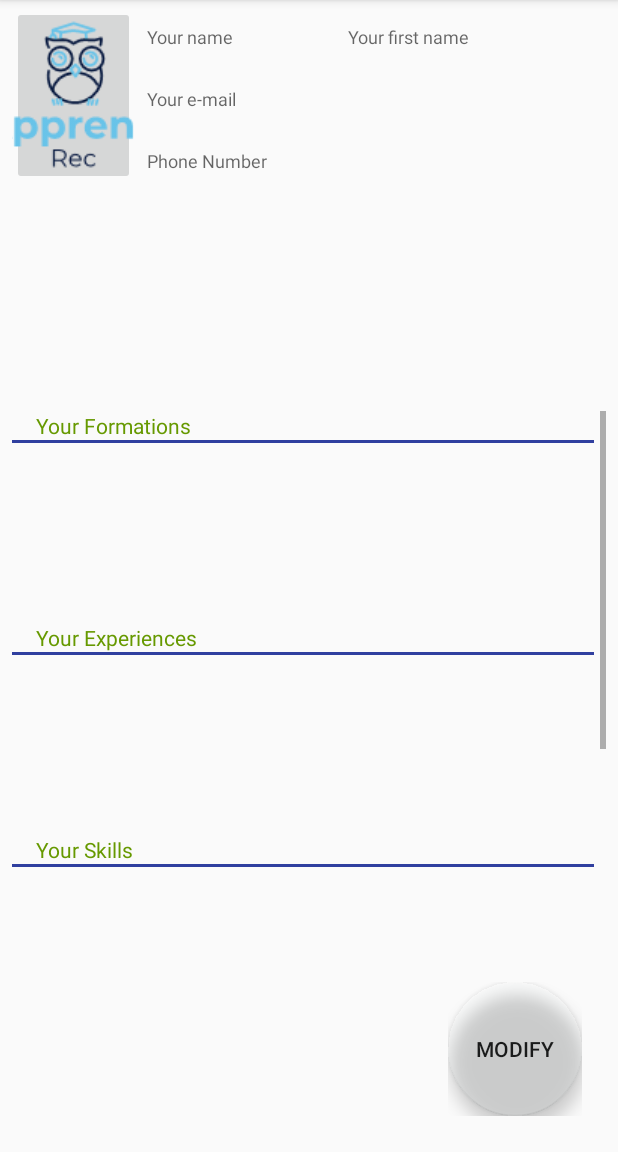
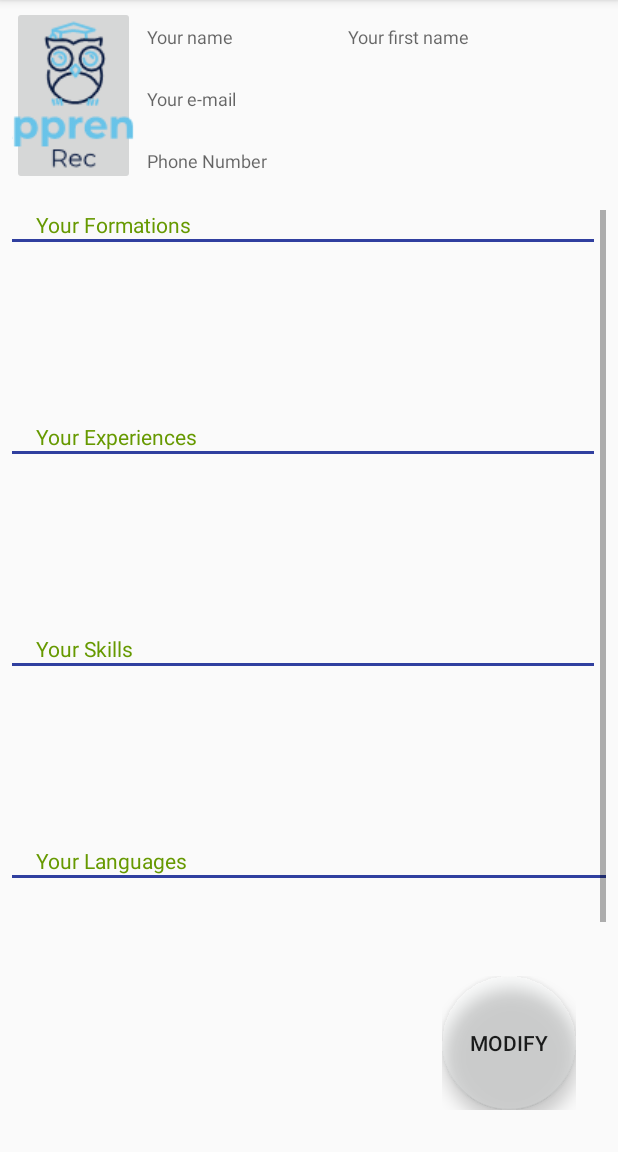
Before and after one commit to marinnaB/ApprentiRec, an Android app: the ConsultCV screen opened directly, with no data from a screen before it, on a phone screen of 412 x 824 dp, the part 84-1236 px from its top. Run offline under Robolectric (Android 15) with nearby library versions, the phone set to English and light mode, and no system bars; our stand-ins replace Firebase (no records; nobody signed in at launch, a user with empty details on screens opened directly).

Commit message:
Fixing crash on HRProfileActivy on creating a new user

```diff
--- a/app/src/main/java/com/apprentirec/apprentirec/AccountActivity/HRProfileActivity.java
+++ b/app/src/main/java/com/apprentirec/apprentirec/AccountActivity/HRProfileActivity.java
@@ -31,15 +31,15 @@ public class HRProfileActivity extends AppCompatActivity {
         EmailUser = i.getStringExtra(LoginActivity.CLE);
         store = FirebaseFirestore.getInstance();
 
-        final TextView nameC = (TextView) findViewById(R.id.nameCandidate);
+        final TextView nameC = (TextView) findViewById(R.id.nameHR);
         Button seeJobsHr = (Button) findViewById(R.id.seeJobsHR);
 
-        final DocumentReference docRef = store.collection("Candidat").document(EmailUser);
+        final DocumentReference docRef = store.collection("RH").document(EmailUser);
         docRef.get().addOnCompleteListener(new OnCompleteListener<DocumentSnapshot>() {
             @Override
             public void onComplete(@NonNull Task<DocumentSnapshot> task) {
                 DocumentSnapshot document = task.getResult();
-                nameC.setText(document.get("nameC").toString() + " " + document.get("firstNameC").toString());
+                nameC.setText(document.get("nameHR").toString() + " " + document.get("firstNameHR").toString());
             }
         });
 
--- a/app/src/main/java/com/apprentirec/apprentirec/AccountActivity/SignupActivity.java
+++ b/app/src/main/java/com/apprentirec/apprentirec/AccountActivity/SignupActivity.java
@@ -167,7 +167,9 @@ public class SignupActivity extends AppCompatActivity {
                                                 finish();
                                             }
                                             else{
-                                                startActivity(new Intent(SignupActivity.this, HRProfileActivity.class));
+                                                Intent k = new Intent(SignupActivity.this, HRProfileActivity.class);
+                                                k.putExtra(CLE,email);
+                                                startActivity(k);
                                                 finish();
                                             }
                                         }
--- a/app/src/main/java/com/apprentirec/apprentirec/Offer_p/createOffer.java
+++ b/app/src/main/java/com/apprentirec/apprentirec/Offer_p/createOffer.java
@@ -117,14 +117,14 @@ public class createOffer extends AppCompatActivity {
                         .addOnSuccessListener(new OnSuccessListener<DocumentReference>() {
                             @Override
                             public void onSuccess(DocumentReference documentReference) {
-                                Toast.makeText(getApplicationContext(), "Resume created", Toast.LENGTH_SHORT).show();
+                                Toast.makeText(getApplicationContext(), "Offer created", Toast.LENGTH_SHORT).show();
                                 finish();
                             }
                         })
                         .addOnFailureListener(new OnFailureListener() {
                             @Override
                             public void onFailure(@NonNull Exception e) {
-                                Toast.makeText(getApplicationContext(), "Error Creating CV!", Toast.LENGTH_SHORT).show();
+                                Toast.makeText(getApplicationContext(), "Error Creating Offer!", Toast.LENGTH_SHORT).show();
                             }
                         });
             }
--- a/app/src/main/res/layout/activity_consult_cv.xml
+++ b/app/src/main/res/layout/activity_consult_cv.xml
@@ -79,49 +79,18 @@
         app:layout_constraintStart_toEndOf="@+id/text_prenomCandidat"
         app:layout_constraintTop_toTopOf="parent" />
 
-    <FrameLayout
-        android:layout_width="89dp"
-        android:layout_height="89dp"
-        android:layout_gravity="bottom|right"
-        android:layout_marginBottom="24dp"
-        android:layout_marginEnd="24dp"
-        android:layout_marginRight="24dp"
-        app:layout_constraintBottom_toBottomOf="parent"
-        app:layout_constraintEnd_toEndOf="parent">
-
-        <TextView
-            android:id="@+id/text_saveCV"
-            android:layout_width="wrap_content"
-            android:layout_height="wrap_content"
-            android:layout_gravity="center"
-            android:text="@string/Modify"
-            android:textAppearance="@style/TextAppearance.AppCompat.Button"
-            android:textSize="14sp"
-            android:visibility="visible" />
-
-        <android.support.design.widget.FloatingActionButton
-            android:id="@+id/ModifyCV"
-            android:layout_width="match_parent"
-            android:layout_height="match_parent"
-            android:layout_gravity="center"
-            app:backgroundTint="#0126ae90"
-            app:rippleColor="@color/bg_register" />
-
-    </FrameLayout>
-
     <ScrollView
         android:id="@+id/scrollView2"
         android:layout_width="0dp"
-        android:layout_height="352dp"
-        android:layout_marginBottom="8dp"
+        android:layout_height="0dp"
         android:layout_marginEnd="8dp"
         android:layout_marginLeft="8dp"
         android:layout_marginRight="8dp"
         android:layout_marginStart="8dp"
         android:layout_marginTop="8dp"
-        app:layout_constraintBottom_toBottomOf="parent"
+        app:layout_constraintBottom_toTopOf="@+id/frameLayout"
         app:layout_constraintEnd_toEndOf="parent"
-        app:layout_constraintHorizontal_bias="0.795"
+        app:layout_constraintHorizontal_bias="0.62"
         app:layout_constraintStart_toStartOf="parent"
         app:layout_constraintTop_toBottomOf="@+id/text_numCandidat">
 
@@ -253,4 +222,35 @@
 
     </ScrollView>
 
+    <FrameLayout
+        android:id="@+id/frameLayout"
+        android:layout_width="89dp"
+        android:layout_height="89dp"
+        android:layout_gravity="bottom|right"
+        android:layout_marginBottom="28dp"
+        android:layout_marginEnd="28dp"
+        android:layout_marginRight="28dp"
+        app:layout_constraintBottom_toBottomOf="parent"
+        app:layout_constraintEnd_toEndOf="parent">
+
+        <TextView
+            android:id="@+id/text_saveCV"
+            android:layout_width="wrap_content"
+            android:layout_height="wrap_content"
+            android:layout_gravity="center"
+            android:text="@string/Modify"
+            android:textAppearance="@style/TextAppearance.AppCompat.Button"
+            android:textSize="14sp"
+            android:visibility="visible" />
+
+        <android.support.design.widget.FloatingActionButton
+            android:id="@+id/ModifyCV"
+            android:layout_width="match_parent"
+            android:layout_height="match_parent"
+            android:layout_gravity="center"
+            app:backgroundTint="#0126ae90"
+            app:rippleColor="@color/bg_register" />
+
+    </FrameLayout>
+
 </android.support.constraint.ConstraintLayout>
```
Also changed, not shown: app/src/main/res/layout/activity_creer_cv.xml (+14 -14 lines).
